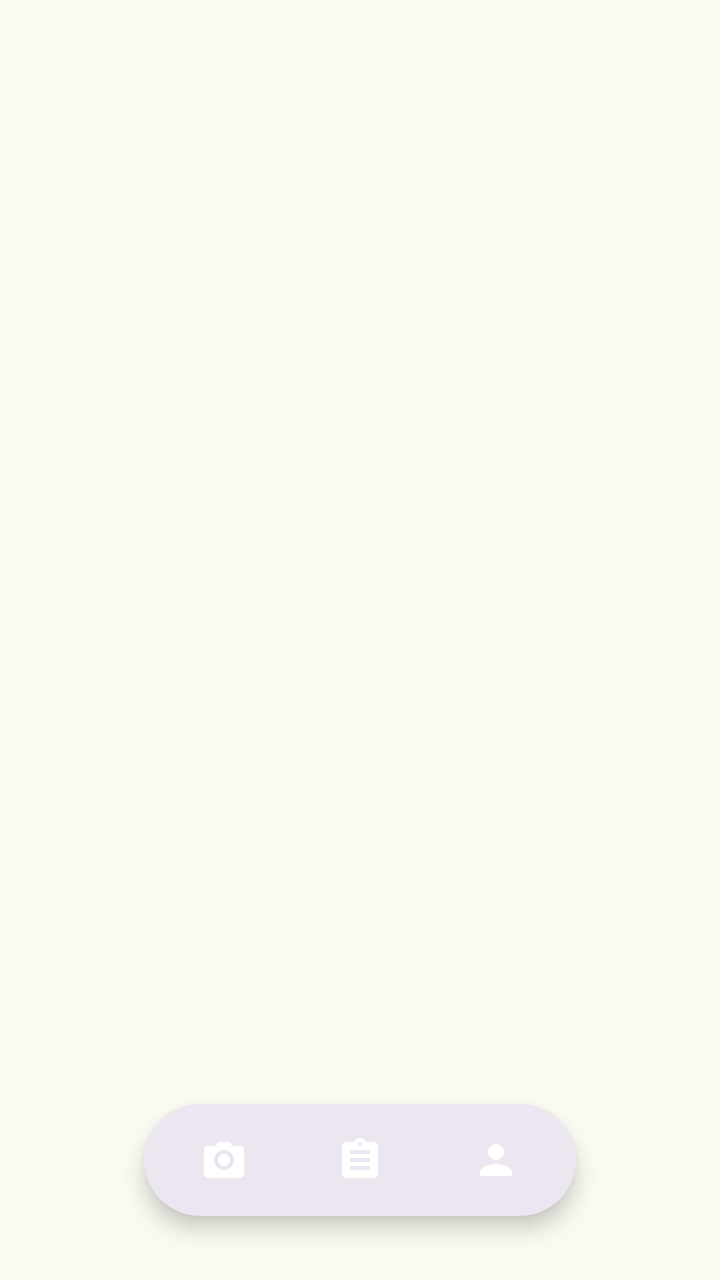
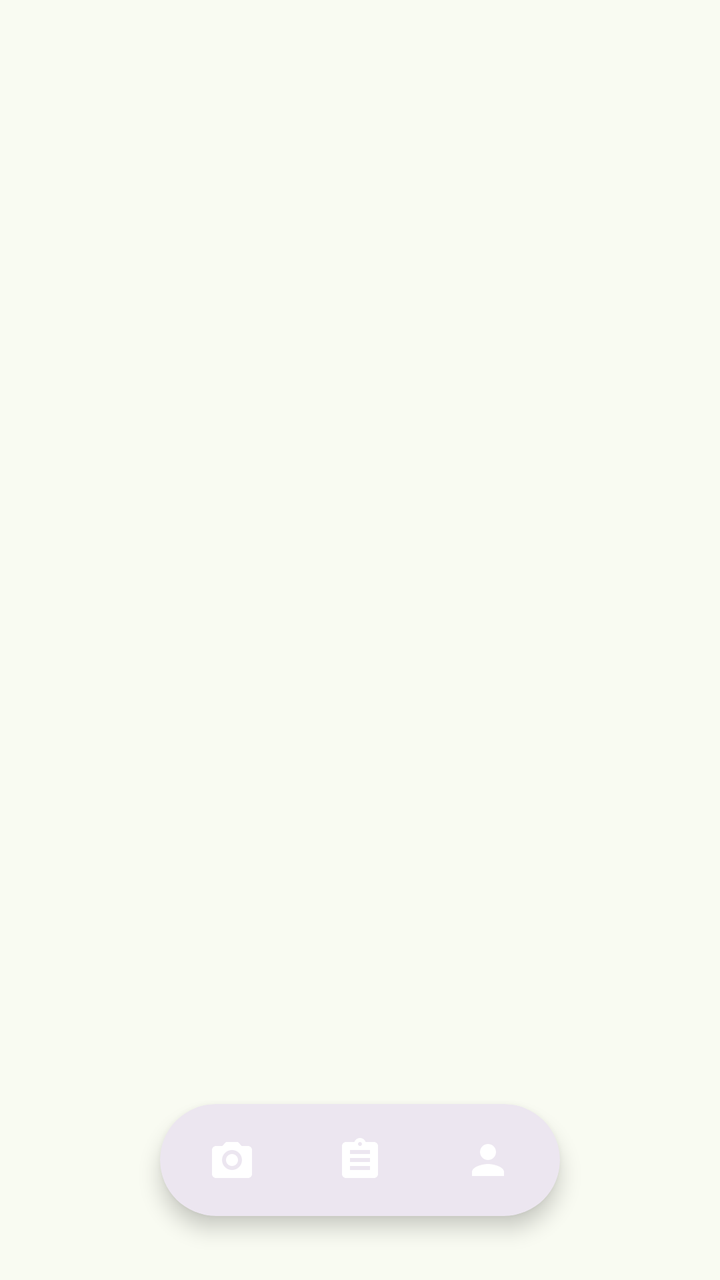

Compare the two renders of this Android layout. The source of the first and the diff that turns it into the second are given below.
<!-- AndroidManifest.xml: application theme Theme.ScaScan -->
<!-- res/layout/fragment_main.xml -->
<?xml version="1.0" encoding="utf-8"?>
<androidx.constraintlayout.widget.ConstraintLayout
    xmlns:android="http://schemas.android.com/apk/res/android"
    xmlns:app="http://schemas.android.com/apk/res-auto"
    android:layout_width="match_parent"
    android:layout_height="match_parent"
    android:background="?android:colorBackground">

    <androidx.viewpager2.widget.ViewPager2
        android:id="@+id/viewPager"
        android:layout_width="0dp"
        android:layout_height="0dp"
        app:layout_constraintTop_toTopOf="parent"
        app:layout_constraintBottom_toBottomOf="parent"
        app:layout_constraintStart_toStartOf="parent"
        app:layout_constraintEnd_toEndOf="parent" />

    <com.google.android.material.progressindicator.LinearProgressIndicator
        android:id="@+id/analysisProgress"
        android:layout_width="match_parent"
        android:layout_height="4dp"
        android:indeterminate="true"
        android:visibility="gone"
        app:trackCornerRadius="0dp"
        app:layout_constraintTop_toTopOf="parent" />

    <com.google.android.material.card.MaterialCardView
        android:id="@+id/navCard"
        style="@style/Widget.App.PillBar"
        android:layout_width="wrap_content"
        android:layout_height="56dp"
        android:layout_marginBottom="32dp"
        app:cardBackgroundColor="?attr/colorSurfaceContainerHigh"
        app:layout_constraintBottom_toBottomOf="parent"
        app:layout_constraintEnd_toEndOf="parent"
        app:layout_constraintStart_toStartOf="parent">

        <LinearLayout
            android:id="@+id/customNav"
            android:layout_width="wrap_content"
            android:layout_height="match_parent"
            android:orientation="horizontal"
            android:paddingHorizontal="8dp"
            android:gravity="center">

            
            <FrameLayout
                android:id="@+id/btnNavHome"
                android:layout_width="64dp"
                android:layout_height="match_parent"
                android:clickable="true"
                android:focusable="true">
                <View
                    android:id="@+id/bgNavHome"
                    android:layout_width="56dp"
                    android:layout_height="36dp"
                    android:layout_gravity="center"
                    android:background="@drawable/nav_indicator_background"
                    android:alpha="0"
                    android:scaleX="0.8"
                    android:scaleY="0.8" />
                <ImageView
                    android:id="@+id/ivNavHome"
                    android:layout_width="24dp"
                    android:layout_height="24dp"
                    android:layout_gravity="center"
                    android:src="@drawable/ic_camera"
                    android:contentDescription="@string/nav_scan"
                    app:tint="?attr/colorOnSurfaceVariant" />
            </FrameLayout>

            
            <FrameLayout
                android:id="@+id/btnNavLog"
                android:layout_width="64dp"
                android:layout_height="match_parent"
                android:clickable="true"
                android:focusable="true"
                android:layout_marginHorizontal="4dp">
                <View
                    android:id="@+id/bgNavLog"
                    android:layout_width="56dp"
                    android:layout_height="36dp"
                    android:layout_gravity="center"
                    android:background="@drawable/nav_indicator_background"
                    android:alpha="0"
                    android:scaleX="0.8"
                    android:scaleY="0.8" />
                <ImageView
                    android:id="@+id/ivNavLog"
                    android:layout_width="24dp"
                    android:layout_height="24dp"
                    android:layout_gravity="center"
                    android:src="@drawable/ic_nav_log"
                    android:contentDescription="@string/nav_log"
                    app:tint="?attr/colorOnSurfaceVariant" />
            </FrameLayout>

            
            <FrameLayout
                android:id="@+id/btnNavProfile"
                android:layout_width="64dp"
                android:layout_height="match_parent"
                android:clickable="true"
                android:focusable="true">
                <View
                    android:id="@+id/bgNavProfile"
                    android:layout_width="56dp"
                    android:layout_height="36dp"
                    android:layout_gravity="center"
                    android:background="@drawable/nav_indicator_background"
                    android:alpha="0"
                    android:scaleX="0.8"
                    android:scaleY="0.8" />
                <ImageView
                    android:id="@+id/ivNavProfile"
                    android:layout_width="24dp"
                    android:layout_height="24dp"
                    android:layout_gravity="center"
                    android:src="@drawable/ic_nav_profile"
                    android:contentDescription="@string/nav_profile"
                    app:tint="?attr/colorOnSurfaceVariant" />
            </FrameLayout>

        </LinearLayout>

    </com.google.android.material.card.MaterialCardView>

</androidx.constraintlayout.widget.ConstraintLayout>
<!-- resources referenced by this layout -->
<resources>
  <!-- drawable ic_camera (drawable) -->
  <?xml version="1.0" encoding="utf-8"?>
  <vector xmlns:android="http://schemas.android.com/apk/res/android"
      android:width="24dp"
      android:height="24dp"
      android:viewportWidth="24"
      android:viewportHeight="24">
      <path
          android:fillColor="@android:color/white"
          android:pathData="M20,5H16.83L15,3H9L7.17,5H4C2.9,5 2,5.9 2,7v12c0,1.1 0.9,2 2,2h16c1.1,0 2,-0.9 2,-2V7C22,5.9 21.1,5 20,5zM12,17c-2.76,0 -5,-2.24 -5,-5s2.24,-5 5,-5 5,2.24 5,5S14.76,17 12,17zM12,9c-1.66,0 -3,1.34 -3,3s1.34,3 3,3 3,-1.34 3,-3S13.66,9 12,9z" />
  </vector>
  <!-- drawable ic_nav_profile (drawable) -->
  <?xml version="1.0" encoding="utf-8"?>
  <vector xmlns:android="http://schemas.android.com/apk/res/android"
      android:width="24dp"
      android:height="24dp"
      android:viewportWidth="24"
      android:viewportHeight="24">
      <path
          android:fillColor="@android:color/white"
          android:pathData="M12,12c2.21,0 4,-1.79 4,-4S14.21,4 12,4S8,5.79 8,8S9.79,12 12,12zM12,14c-2.67,0 -8,1.34 -8,4v2h16v-2C20,15.34 14.67,14 12,14z" />
  </vector>
  <!-- drawable nav_indicator_background (drawable) -->
  <?xml version="1.0" encoding="utf-8"?>
  <shape xmlns:android="http://schemas.android.com/apk/res/android">
      <solid android:color="?attr/colorSecondaryContainer" />
      <corners android:radius="18dp" />
  </shape>
  <string name="nav_log">Log</string>
  <string name="nav_profile">Profile</string>
  <string name="nav_scan">Scan</string>
  <style name="Widget.App.PillBar" parent="Widget.Material3.CardView.Filled">
          <item name="shapeAppearance">@style/ShapeAppearance.App.PillBar</item>
          <item name="cardElevation">6dp</item>
          <item name="strokeWidth">0dp</item>
      </style>
  <style name="ShapeAppearance.App.PillBar" parent="">
          <item name="cornerFamily">rounded</item>
          <item name="cornerSize">50%</item>
      </style>
  <color name="colorPrimary">#386A20</color>
  <color name="colorOnPrimary">#FFFFFF</color>
  <color name="colorBackground">#F9FBF2</color>
  <style name="ShapeAppearance.App.Pill" parent="">
          <item name="cornerFamily">rounded</item>
          <item name="cornerSize">50%</item>
      </style>
  <style name="ShapeAppearance.App.LargeRounded" parent="">
          <item name="cornerFamily">rounded</item>
          <item name="cornerSize">28dp</item>
      </style>
  <style name="Widget.App.Button" parent="Widget.Material3.Button">
          <item name="shapeAppearance">@style/ShapeAppearance.App.Pill</item>
          <item name="android:paddingStart">24dp</item>
          <item name="android:paddingEnd">24dp</item>
      </style>
  <style name="Widget.App.Button.Outlined" parent="Widget.Material3.Button.OutlinedButton">
          <item name="shapeAppearance">@style/ShapeAppearance.App.Pill</item>
          <item name="android:paddingStart">24dp</item>
          <item name="android:paddingEnd">24dp</item>
      </style>
  <style name="Widget.App.FloatingActionButton" parent="Widget.Material3.FloatingActionButton.Large.Primary">
          <item name="shapeAppearance">@style/ShapeAppearance.App.Pill</item>
      </style>
  <style name="Widget.App.ExtendedFab" parent="Widget.Material3.ExtendedFloatingActionButton.Primary">
          <item name="shapeAppearance">@style/ShapeAppearance.App.Pill</item>
      </style>
  <style name="Widget.App.Card" parent="Widget.Material3.CardView.Filled">
          <item name="shapeAppearance">@style/ShapeAppearance.App.LargeRounded</item>
          <item name="cardElevation">0dp</item>
          <item name="strokeWidth">0dp</item>
      </style>
  <!-- unchanged entries left out for length: 2 -->
</resources>

<!-- the commit's change to res/layout/fragment_main.xml (unified diff, before → after) -->
@@ -40,7 +40,7 @@
             android:layout_width="wrap_content"
             android:layout_height="match_parent"
             android:orientation="horizontal"
-            android:paddingHorizontal="8dp"
+            android:paddingHorizontal="4dp"
             android:gravity="center">
 
             
@@ -52,8 +52,8 @@
                 android:focusable="true">
                 <View
                     android:id="@+id/bgNavHome"
-                    android:layout_width="56dp"
-                    android:layout_height="36dp"
+                    android:layout_width="60dp"
+                    android:layout_height="48dp"
                     android:layout_gravity="center"
                     android:background="@drawable/nav_indicator_background"
                     android:alpha="0"
@@ -75,12 +75,11 @@
                 android:layout_width="64dp"
                 android:layout_height="match_parent"
                 android:clickable="true"
-                android:focusable="true"
-                android:layout_marginHorizontal="4dp">
+                android:focusable="true">
                 <View
                     android:id="@+id/bgNavLog"
-                    android:layout_width="56dp"
-                    android:layout_height="36dp"
+                    android:layout_width="60dp"
+                    android:layout_height="48dp"
                     android:layout_gravity="center"
                     android:background="@drawable/nav_indicator_background"
                     android:alpha="0"
@@ -105,8 +104,8 @@
                 android:focusable="true">
                 <View
                     android:id="@+id/bgNavProfile"
-                    android:layout_width="56dp"
-                    android:layout_height="36dp"
+                    android:layout_width="60dp"
+                    android:layout_height="48dp"
                     android:layout_gravity="center"
                     android:background="@drawable/nav_indicator_background"
                     android:alpha="0"
<!-- resource entries referenced after the edit -->
@@ -26,7 +26,7 @@
   <?xml version="1.0" encoding="utf-8"?>
   <shape xmlns:android="http://schemas.android.com/apk/res/android">
       <solid android:color="?attr/colorSecondaryContainer" />
-      <corners android:radius="18dp" />
+      <corners android:radius="24dp" />
   </shape>
   <string name="nav_log">Log</string>
   <string name="nav_profile">Profile</string>
